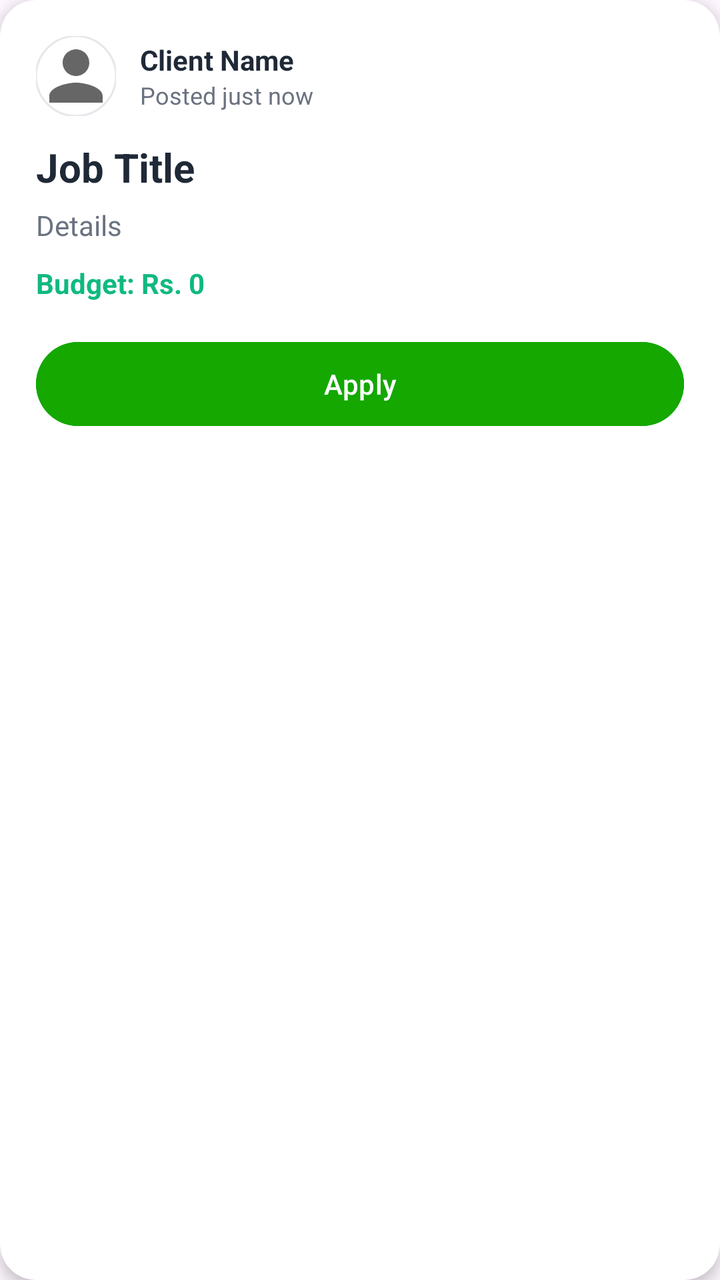
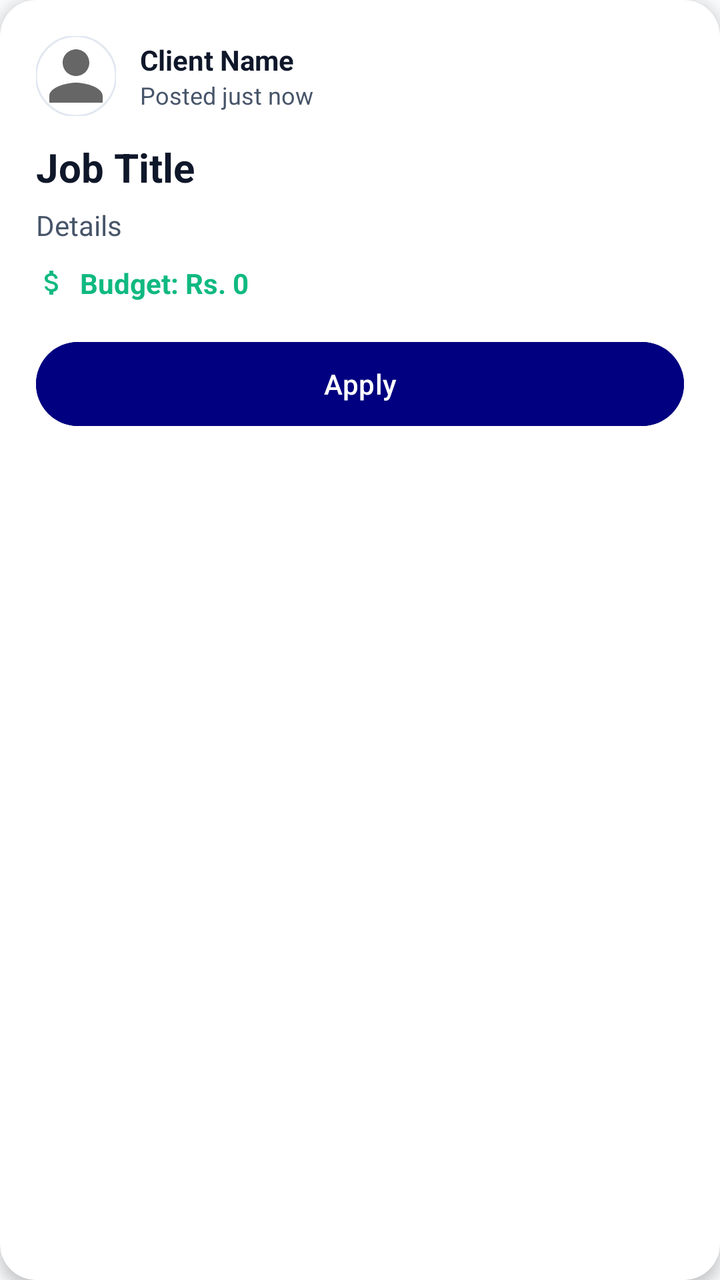

An Android layout rendered at two revisions. The XML below is the earlier revision; the diff shows what the commit changed to produce the second picture.
<!-- AndroidManifest.xml: application theme Theme.MiniJobHunt -->
<!-- res/layout/item_freelancer_job.xml -->
<?xml version="1.0" encoding="utf-8"?>
<androidx.cardview.widget.CardView
    xmlns:android="http://schemas.android.com/apk/res/android"
    xmlns:app="http://schemas.android.com/apk/res-auto"
    android:layout_width="match_parent"
    android:layout_height="wrap_content"
    android:layout_marginHorizontal="16dp"
    android:layout_marginVertical="8dp"
    app:cardBackgroundColor="@color/surface"
    app:cardCornerRadius="18dp"
    app:cardElevation="4dp">

    <LinearLayout
        android:layout_width="match_parent"
        android:layout_height="wrap_content"
        android:orientation="vertical"
        android:padding="18dp">

        
        <LinearLayout
            android:layout_width="match_parent"
            android:layout_height="wrap_content"
            android:orientation="horizontal"
            android:gravity="center_vertical"
            android:layout_marginBottom="12dp">

            <com.google.android.material.imageview.ShapeableImageView
                android:id="@+id/imgClientProfile"
                android:layout_width="40dp"
                android:layout_height="40dp"
                android:scaleType="centerCrop"
                android:src="@drawable/ic_profile"
                app:shapeAppearanceOverlay="@style/CircleImage"
                app:strokeColor="@color/divider"
                app:strokeWidth="1dp" />

            <LinearLayout
                android:layout_width="0dp"
                android:layout_height="wrap_content"
                android:layout_weight="1"
                android:orientation="vertical"
                android:layout_marginStart="12dp">

                <LinearLayout
                    android:layout_width="wrap_content"
                    android:layout_height="wrap_content"
                    android:orientation="horizontal"
                    android:gravity="center_vertical">

                    <TextView
                        android:id="@+id/txtClientName"
                        android:layout_width="wrap_content"
                        android:layout_height="wrap_content"
                        android:text="Client Name"
                        android:textColor="@color/text_primary"
                        android:textStyle="bold"
                        android:textSize="14sp" />

                    <ImageView
                        android:id="@+id/imgVerifiedBadge"
                        android:layout_width="20dp"
                        android:layout_height="20dp"
                        android:layout_marginStart="6dp"
                        android:src="@drawable/ic_verified"
                        android:visibility="gone"
                        android:contentDescription="Verified"/>

                </LinearLayout>

                <TextView
                    android:id="@+id/txtPostedAt"
                    android:layout_width="wrap_content"
                    android:layout_height="wrap_content"
                    android:text="Posted just now"
                    android:textColor="@color/text_secondary"
                    android:textSize="12sp" />

            </LinearLayout>

        </LinearLayout>

        <TextView
            android:id="@+id/txtJobTitle"
            android:layout_width="wrap_content"
            android:layout_height="wrap_content"
            android:text="Job Title"
            android:textSize="20sp"
            android:textStyle="bold"
            android:textColor="@color/text_primary" />

        <TextView
            android:id="@+id/txtJobDetails"
            android:layout_width="wrap_content"
            android:layout_height="wrap_content"
            android:layout_marginTop="6dp"
            android:text="Details"
            android:textColor="@color/text_secondary" />

        <TextView
            android:id="@+id/txtJobBudget"
            android:layout_width="wrap_content"
            android:layout_height="wrap_content"
            android:layout_marginTop="10dp"
            android:text="Budget: Rs. 0"
            android:textColor="@color/success"
            android:textStyle="bold" />

        <Button
            android:id="@+id/btnApply"
            android:layout_width="match_parent"
            android:layout_height="50dp"
            android:layout_marginTop="16dp"
            android:text="Apply"
            android:textAllCaps="false"
            android:textColor="@color/white"
            android:backgroundTint="@color/primary" />

        <LinearLayout
            android:id="@+id/layoutWork"
            android:layout_width="match_parent"
            android:layout_height="wrap_content"
            android:orientation="vertical"
            android:visibility="gone">

            <LinearLayout
                android:layout_width="match_parent"
                android:layout_height="wrap_content"
                android:orientation="horizontal"
                android:layout_marginTop="12dp">

                <Button
                    android:id="@+id/btnSubmitWork"
                    android:layout_width="0dp"
                    android:layout_height="50dp"
                    android:layout_weight="1"
                    android:text="Add New File"
                    android:textAllCaps="false"
                    android:textColor="@color/white"
                    android:backgroundTint="@color/info" />

                <Button
                    android:id="@+id/btnManageWork"
                    style="?attr/materialButtonOutlinedStyle"
                    android:layout_width="0dp"
                    android:layout_height="50dp"
                    android:layout_weight="1"
                    android:layout_marginStart="8dp"
                    android:text="Manage Work"
                    android:textAllCaps="false"
                    android:textColor="@color/info"
                    android:visibility="gone"/>

            </LinearLayout>

            <TextView
                android:id="@+id/txtWorkFile"
                android:layout_width="match_parent"
                android:layout_height="wrap_content"
                android:layout_marginTop="8dp"
                android:text="Latest submission: View file"
                android:textColor="@color/primary"
                android:textSize="12sp"
                android:gravity="center"
                android:visibility="gone" />

        </LinearLayout>

    </LinearLayout>

</androidx.cardview.widget.CardView>
<!-- resources referenced by this layout -->
<resources>
  <color name="divider">#FFE5E7EB</color>
  <color name="info">#FF3B82F6</color>
  <color name="primary">#FF14A800</color>
  <color name="success">#FF10B981</color>
  <color name="surface">#FFFFFFFF</color>
  <color name="text_primary">#FF1F2937</color>
  <color name="text_secondary">#FF6B7280</color>
  <color name="white">#FFFFFFFF</color>
  <!-- drawable ic_profile (drawable) -->
  <vector xmlns:android="http://schemas.android.com/apk/res/android"
      android:width="24dp"
      android:height="24dp"
      android:viewportWidth="24"
      android:viewportHeight="24">
  
      <path
          android:fillColor="#666666"
          android:pathData="M12,12c2.21,0 4,-1.79 4,-4s-1.79,-4 -4,-4 -4,1.79 -4,4 1.79,4 4,4zm0,2c-2.67,0 -8,1.34 -8,4v2h16v-2c0,-2.66 -5.33,-4 -8,-4z"/>
  </vector>
  <!-- drawable ic_verified (drawable) -->
  <vector xmlns:android="http://schemas.android.com/apk/res/android"
      android:width="24dp"
      android:height="24dp"
      android:viewportWidth="24"
      android:viewportHeight="24">
  
      <path
          android:fillColor="#4CAF50"
          android:pathData="M23,12l-2.44,-2.79 0.34,-3.69 -3.61,-0.82L15.4,1 12,2.46 8.6,1 6.71,4.7 3.1,5.51l0.34,3.69L1,12l2.44,2.79 -0.34,3.69 3.61,0.82L8.6,23 12,21.54 15.4,23l1.89,-3.7 3.61,-0.82 -0.34,-3.69zM10,17l-4,-4 1.41,-1.41L10,14.17l6.59,-6.59L18,9l-8,8z"/>
  </vector>
  <style name="CircleImage">
          <item name="cornerSize">50%</item>
      </style>
  <style name="Theme.MiniJobHunt" parent="Base.Theme.MiniJobHunt" />
  <style name="Base.Theme.MiniJobHunt" parent="Theme.Material3.DayNight.NoActionBar">
          
          
      </style>
</resources>

<!-- the commit's change to res/layout/item_freelancer_job.xml (unified diff, before → after) -->
@@ -96,14 +96,29 @@
             android:text="Details"
             android:textColor="@color/text_secondary" />
 
-        <TextView
-            android:id="@+id/txtJobBudget"
-            android:layout_width="wrap_content"
+        <LinearLayout
+            android:layout_width="match_parent"
             android:layout_height="wrap_content"
-            android:layout_marginTop="10dp"
-            android:text="Budget: Rs. 0"
-            android:textColor="@color/success"
-            android:textStyle="bold" />
+            android:orientation="horizontal"
+            android:gravity="center_vertical"
+            android:layout_marginTop="10dp">
+
+            <ImageView
+                android:layout_width="16dp"
+                android:layout_height="16dp"
+                android:src="@drawable/ic_money"
+                app:tint="@color/success" />
+
+            <TextView
+                android:id="@+id/txtJobBudget"
+                android:layout_width="wrap_content"
+                android:layout_height="wrap_content"
+                android:layout_marginStart="6dp"
+                android:text="Budget: Rs. 0"
+                android:textColor="@color/success"
+                android:textStyle="bold" />
+
+        </LinearLayout>
 
         <Button
             android:id="@+id/btnApply"
@@ -163,6 +178,18 @@
                 android:gravity="center"
                 android:visibility="gone" />
 
+            <TextView
+                android:id="@+id/btnRaiseConflict"
+                android:layout_width="wrap_content"
+                android:layout_height="wrap_content"
+                android:layout_marginTop="12dp"
+                android:layout_gravity="center"
+                android:text="Problem? Raise a Conflict"
+                android:textColor="@color/accent"
+                android:textSize="13sp"
+                android:textStyle="bold"
+                android:padding="8dp" />
+
         </LinearLayout>
 
     </LinearLayout>
<!-- resource entries referenced after the edit -->
@@ -1,13 +1,24 @@
 <!-- resources referenced by this layout -->
 <resources>
-  <color name="divider">#FFE5E7EB</color>
-  <color name="info">#FF3B82F6</color>
-  <color name="primary">#FF14A800</color>
-  <color name="success">#FF10B981</color>
-  <color name="surface">#FFFFFFFF</color>
-  <color name="text_primary">#FF1F2937</color>
-  <color name="text_secondary">#FF6B7280</color>
-  <color name="white">#FFFFFFFF</color>
+  <color name="accent">#EF4444</color>
+  <color name="divider">#E2E8F0</color>
+  <color name="info">#000080</color>
+  <color name="primary">#000080</color>
+  <color name="success">#10B981</color>
+  <color name="surface">#FFFFFF</color>
+  <color name="text_primary">#0F172A</color>
+  <color name="text_secondary">#475569</color>
+  <color name="white">#FFFFFF</color>
+  <!-- drawable ic_money (drawable) -->
+  <vector xmlns:android="http://schemas.android.com/apk/res/android"
+      android:width="24dp"
+      android:height="24dp"
+      android:viewportWidth="24"
+      android:viewportHeight="24">
+      <path
+          android:fillColor="@color/success"
+          android:pathData="M11.8,10.9c-2.27,-0.59 -3,-1.2 -3,-2.15 0,-1.09 1.01,-1.85 2.7,-1.85 1.78,0 2.44,0.85 2.5,2.1h2.21c-0.07,-1.72 -1.12,-3.3 -3.21,-3.81V3h-3v2.16c-1.94,0.42 -3.5,1.68 -3.5,3.61 0,2.31 1.91,3.46 4.7,3.98 2.53,0.47 3,1.38 3,2.3 0,0.6 -0.34,1.8 -2.7,1.8 -2.2,0 -2.96,-1.15 -3.07,-2.1H6.5c0.14,2 1.76,3.15 3.5,3.61V21h3v-2.14c1.94,-0.38 3.5,-1.49 3.5,-3.6 0,-2.68 -2,-3.78 -4.7,-4.36z"/>
+  </vector>
   <!-- drawable ic_profile (drawable) -->
   <vector xmlns:android="http://schemas.android.com/apk/res/android"
       android:width="24dp"
@@ -25,18 +36,49 @@
       android:height="24dp"
       android:viewportWidth="24"
       android:viewportHeight="24">
-  
       <path
-          android:fillColor="#4CAF50"
-          android:pathData="M23,12l-2.44,-2.79 0.34,-3.69 -3.61,-0.82L15.4,1 12,2.46 8.6,1 6.71,4.7 3.1,5.51l0.34,3.69L1,12l2.44,2.79 -0.34,3.69 3.61,0.82L8.6,23 12,21.54 15.4,23l1.89,-3.7 3.61,-0.82 -0.34,-3.69zM10,17l-4,-4 1.41,-1.41L10,14.17l6.59,-6.59L18,9l-8,8z"/>
+          android:fillColor="@color/info"
+          android:pathData="M23,12l-2.44,-2.79 0.34,-3.69 -3.77,-0.86L15.47,1.2 12,2.7 8.53,1.2 6.87,4.66 3.1,5.52l0.34,3.69L1,12l2.44,2.79 -0.34,3.69 3.77,0.86L8.53,22.8 12,21.3l3.47,1.5 1.66,-3.46 3.77,-0.86 -0.34,-3.69L23,12zm-12.91,4.72l-3.8,-3.81 1.48,-1.48 2.32,2.33 5.85,-5.87 1.48,1.48 -7.33,7.35z"/>
   </vector>
   <style name="CircleImage">
           <item name="cornerSize">50%</item>
       </style>
   <style name="Theme.MiniJobHunt" parent="Base.Theme.MiniJobHunt" />
   <style name="Base.Theme.MiniJobHunt" parent="Theme.Material3.DayNight.NoActionBar">
+          <item name="colorPrimary">@color/primary</item>
+          <item name="colorOnPrimary">@color/white</item>
+          <item name="colorPrimaryContainer">@color/primary_light</item>
+          <item name="colorOnPrimaryContainer">@color/primary_dark</item>
+  
+          <item name="colorSecondary">@color/info</item>
+          <item name="colorOnSecondary">@color/white</item>
+  
+          <item name="android:windowBackground">@color/background</item>
+          <item name="android:statusBarColor">@color/background</item>
+          <item name="android:windowLightStatusBar">true</item>
+  
           
-          
+          <item name="textAppearanceHeadlineLarge">@style/AppText.HeadlineLarge</item>
+          <item name="textAppearanceTitleMedium">@style/AppText.TitleMedium</item>
+          <item name="textAppearanceBodyLarge">@style/AppText.BodyLarge</item>
+      </style>
+  <color name="primary_light">#E6E6FF</color>
+  <color name="primary_dark">#000066</color>
+  <color name="background">#F8FAFC</color>
+  <style name="AppText.HeadlineLarge">
+          <item name="android:textSize">30sp</item>
+          <item name="android:textStyle">bold</item>
+          <item name="android:textColor">@color/text_primary</item>
+          <item name="android:letterSpacing">-0.02</item>
+      </style>
+  <style name="AppText.TitleMedium">
+          <item name="android:textSize">18sp</item>
+          <item name="android:textStyle">bold</item>
+          <item name="android:textColor">@color/text_primary</item>
+      </style>
+  <style name="AppText.BodyLarge">
+          <item name="android:textSize">16sp</item>
+          <item name="android:textColor">@color/text_secondary</item>
       </style>
 </resources>
 
